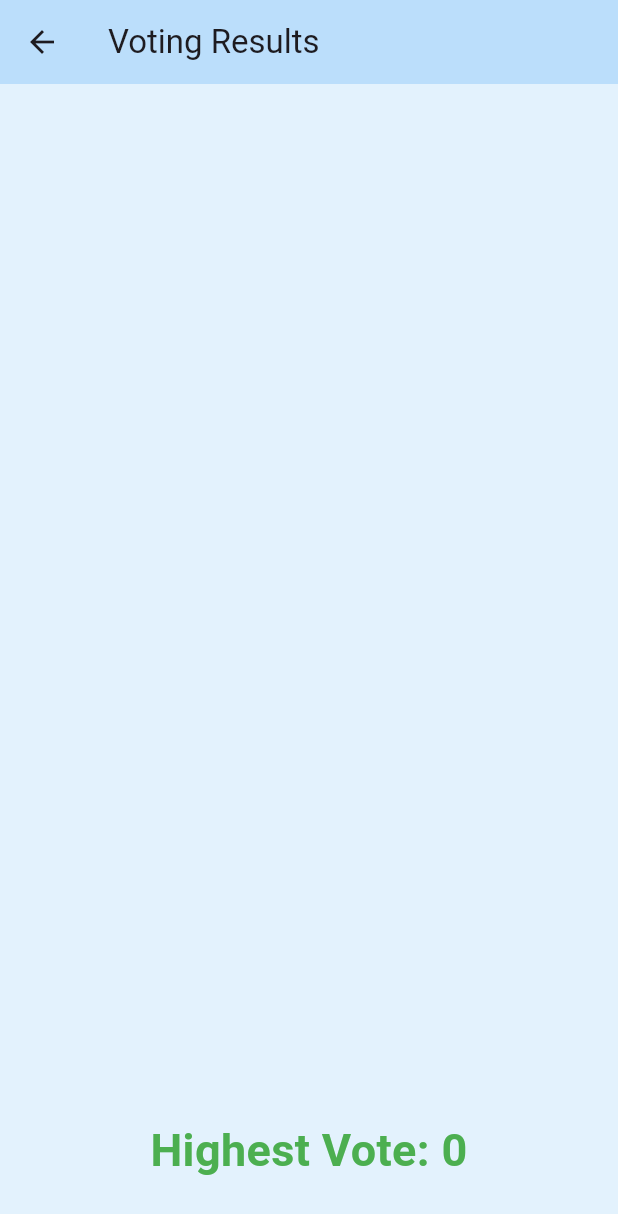
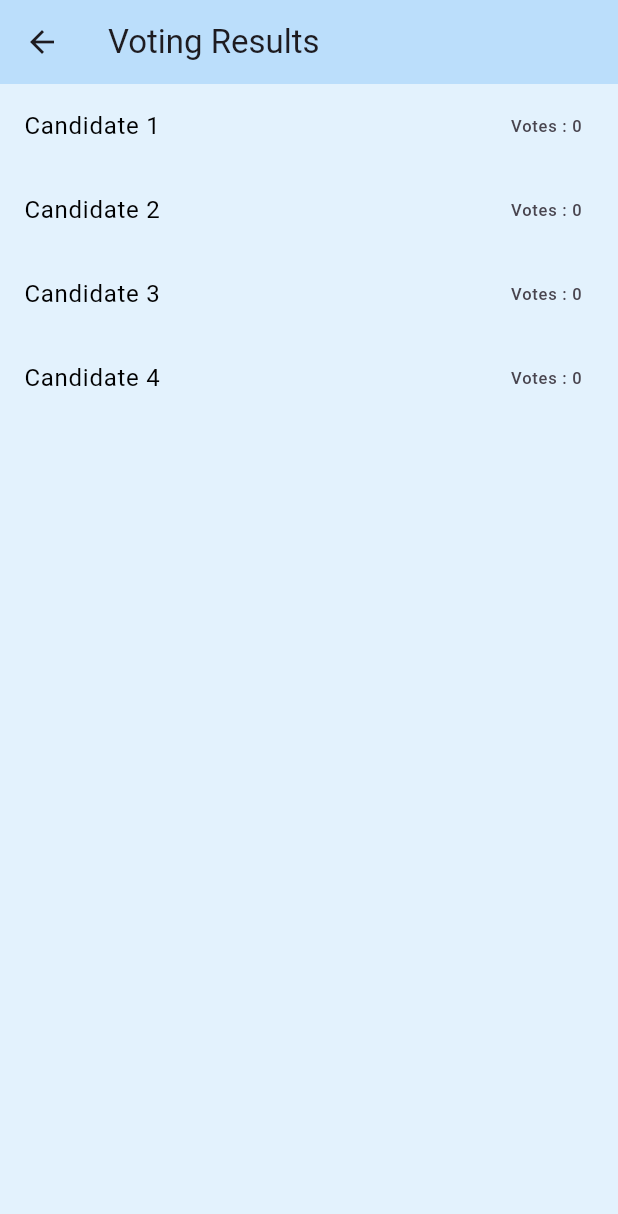
Before and after one commit to taksapoy/voteapp, a Flutter app: the ResultScreen screen opened directly, on a phone screen of 412 x 824 dp. Shown: the top 1214 px of the screen. Run offline on Flutter 3.47's test engine with Material 3 defaults, Android fonts, the light colour scheme and no system bars; our stand-ins replace audioplayers.

Commit message:
newcode2

```diff
--- a/lib/Screen/result_screen.dart
+++ b/lib/Screen/result_screen.dart
@@ -10,8 +10,6 @@ class ResultScreen extends StatelessWidget {
     final votingProvider = Provider.of<VotingProvider>(context);
     final isTie = votingProvider.isTie;
     final winners = votingProvider.winners;
-    final highestVotes = winners.isNotEmpty ? winners.first.votes : 0;
-
     return Scaffold(
       backgroundColor: Colors.blue[50],
       appBar: AppBar(
@@ -20,21 +18,24 @@ class ResultScreen extends StatelessWidget {
       ),
       body: Column(
         children: [
-          Expanded(
-            child: ListView.builder(
-              itemCount: winners.length,
+          Expanded(child: ListView.builder(
+            itemCount: votingProvider.candidates.length,
             itemBuilder: (context, index) {
-                final candidate = winners[index];
+              final candidate = votingProvider.candidates[index];
+              final isWinner = winners.contains(candidate);
               return ListTile(
                 title: Text(
                   candidate.name,
-                    style: const TextStyle(
-                      fontWeight: FontWeight.bold,
-                      color: Colors.green,
+                  style: TextStyle(
+                    fontWeight:
+                      isWinner? FontWeight.bold:FontWeight.normal,
+                      color: isWinner ? Colors.green :Colors.black,
                     ),
                   ),
-                  trailing: Text("Vote : ${candidate.votes}"),
-                  subtitle: Text(isTie ? "Tie for Winner" : "Winner"),
+                trailing: Text("Votes : ${candidate.votes}"),
+                subtitle: isWinner
+                  ? Text(isTie? "Tie for Winner":"Winner")
+                  : null,
                 );
               },
             ),
@@ -42,16 +43,16 @@ class ResultScreen extends StatelessWidget {
           Padding(
             padding: const EdgeInsets.all(16),
           child: Text(
-              isTie ? "It's a tie!" : "Highest Vote: $highestVotes",
+            isTie ? "It's a tie!" : "",
             textAlign: TextAlign.center,
             style: TextStyle(
               fontSize: 30,
               fontWeight: FontWeight.bold,
-                color: isTie ? Colors.red : Colors.green,
+              color: isTie ? Colors.red : Colors.green
             ),
             ),
             ),
-          const SizedBox(height: 20),
+            Spacer(),
         ],
       ),
     );
--- a/lib/candidate_detail.dart
+++ b/lib/candidate_detail.dart
@@ -11,7 +11,7 @@ class CandidateDetail extends StatelessWidget {
     return Scaffold(
       backgroundColor: Colors.pink[50],
       appBar: AppBar(
-        title: Text('Candidate Details'),
+        title: Text('Candidate Detail'),
         backgroundColor: Colors.pink[100],
       ),
       body: Padding(
```
Lines whose indentation alone changed are shown as unchanged.
